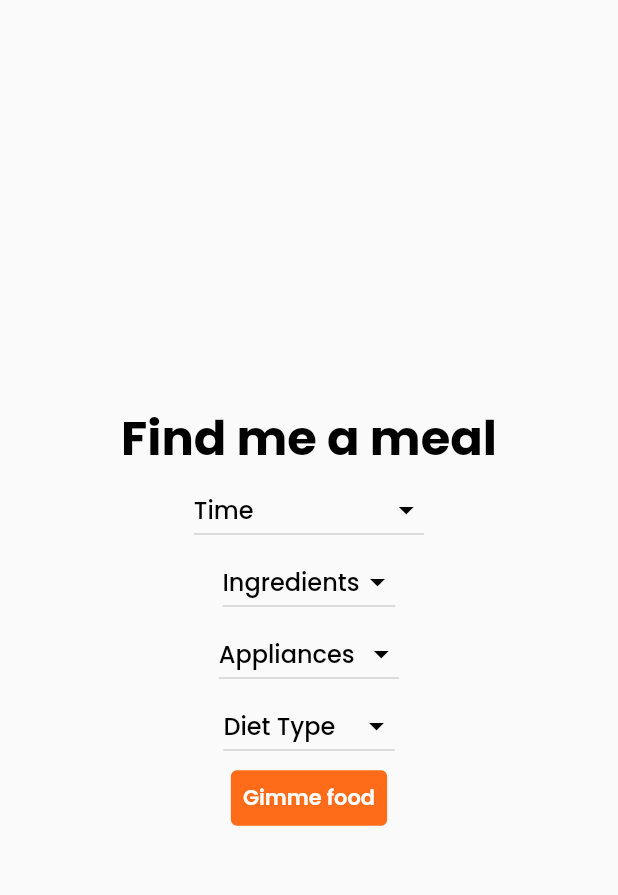
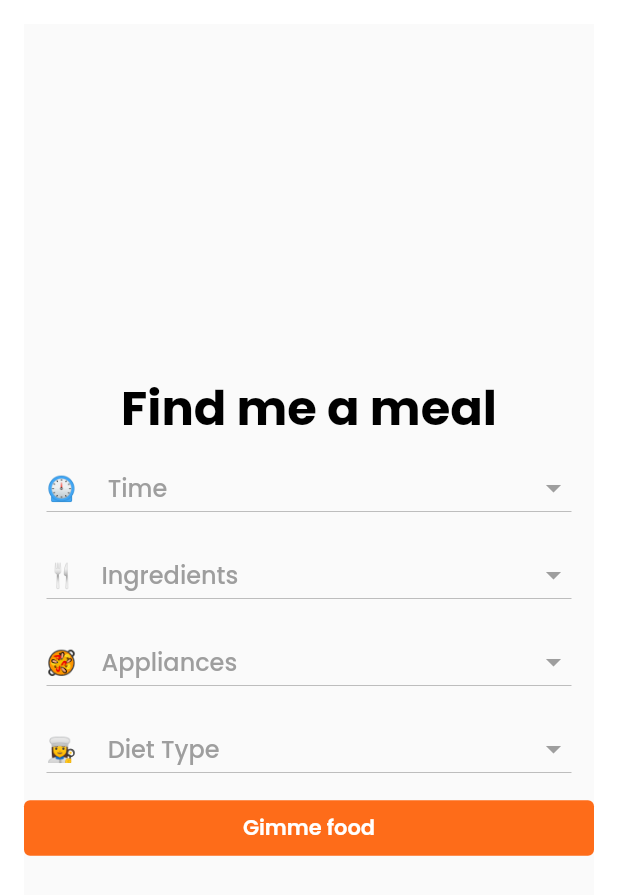
Before and after one commit to patsalcedo/Scrapz, a Flutter app: the MatchMakerHomepage screen opened directly, on a phone screen of 412 x 824 dp. Shown: the top 895 px of the screen. Run offline on Flutter 3.47's test engine with Material 2 defaults, Android fonts, the phone set to English and light mode, and no system bars; our stand-ins replace fluttertoast, google_fonts, toggle_switch.

Commit message:
Fixed alignment, further design fixes, added fields to homepage cards

```diff
--- a/lib/components/match_dropdown.dart
+++ b/lib/components/match_dropdown.dart
@@ -21,10 +21,18 @@ class _MatchDropdownState extends State<MatchDropdown> {
 
   @override
   Widget build(BuildContext context) {
-    return DropdownButton<String>(
+    return Container(
+      width: 400,
+      padding: EdgeInsets.symmetric(vertical: 5, horizontal: 15),
+      child: DropdownButton<String>(
+        isExpanded: true,
         focusColor: Colors.white,
         value: _chosenValue,
         style: const TextStyle(color: Colors.white),
+        icon: Icon(
+          Icons.arrow_drop_down_outlined,
+          color: Colors.grey,
+        ),
         iconEnabledColor: Colors.black,
         items: widget.items.map<DropdownMenuItem<String>>((String value) {
           return DropdownMenuItem<String>(
@@ -44,6 +52,7 @@ class _MatchDropdownState extends State<MatchDropdown> {
             _chosenValue = value;
           });
         },
+      ),
     );
   }
 }
--- a/lib/components/recipe_card.dart
+++ b/lib/components/recipe_card.dart
@@ -2,6 +2,7 @@ import 'dart:math';
 
 import 'package:flutter/cupertino.dart';
 import 'package:flutter/material.dart';
+import 'package:google_fonts/google_fonts.dart';
 import 'package:provider/provider.dart';
 import 'package:scrapz/models/recipe.dart';
 import 'package:scrapz/provider/card_provider.dart';
@@ -108,11 +109,11 @@ class _RecipeCardState extends State<RecipeCard> {
         },
       );
 
-  Widget buildName() => Row(
+  Widget buildName() => Column(
     children: [
       Text(
             widget.recipe.title,
-        style: const TextStyle(
+            style: GoogleFonts.poppins(
               fontSize: 22,
               color: Colors.white,
               fontWeight: FontWeight.bold,
--- a/lib/screens/match_maker_homepage.dart
+++ b/lib/screens/match_maker_homepage.dart
@@ -40,7 +40,9 @@ class _MatchMakerHomepage extends State<MatchMakerHomepage> {
   @override
   Widget build(BuildContext context) {
 
-    return Scaffold(
+    return Padding(
+      padding: const EdgeInsets.all(16.0),
+      child: Scaffold(
         body: Center(
           child: Column(
             mainAxisAlignment: MainAxisAlignment.center,
@@ -51,21 +53,23 @@ class _MatchMakerHomepage extends State<MatchMakerHomepage> {
               ),
               MatchDropdown(
                   items: duration,
-              hint: 'Time',
+                hint: '⏲     Time',
               ),
               MatchDropdown(
                 items: ingredients,
-              hint: 'Ingredients',
+                hint: '🍴    Ingredients',
               ),
               MatchDropdown(
                 items: appliances,
-              hint: 'Appliances',
+                hint: '🥘    Appliances',
               ),
               MatchDropdown(
                 items: diet,
-              hint: 'Diet Type',
+                hint: '👩‍🍳     Diet Type',
               ),
-            TextButton(
+              Container(
+                width: 400,
+                child: TextButton(
                   onPressed: () {
                     Navigator.push(
                       context,
@@ -80,7 +84,9 @@ class _MatchMakerHomepage extends State<MatchMakerHomepage> {
                     backgroundColor: MaterialStateProperty.all<Color>(const Color(0xFFFE6C19)),
                   ),
                 ),
+              ),
             ],
+          ),
         ),
       ),
     );
--- a/lib/themes/scrapz_theme_cl.dart
+++ b/lib/themes/scrapz_theme_cl.dart
@@ -27,7 +27,7 @@ class ScrapzTheme {
     headline3: GoogleFonts.poppins(
       fontSize: 16.0,
       fontWeight: FontWeight.w500,
-      color: Colors.black,
+      color: Colors.grey,
     ),
     headline6: GoogleFonts.poppins(
       fontSize: 20.0,
```
Also changed, not shown: lib/components/home_card.dart (+18 -6 lines), lib/screens/homepage.dart (+19 -4 lines). Lines whose indentation alone changed are shown as unchanged.
